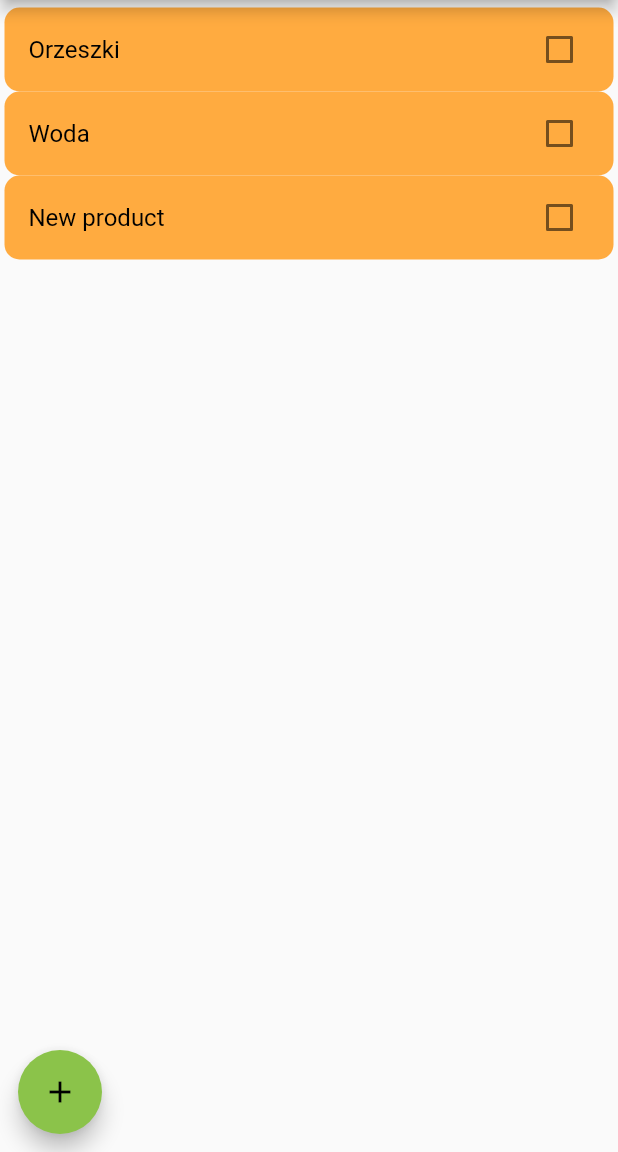
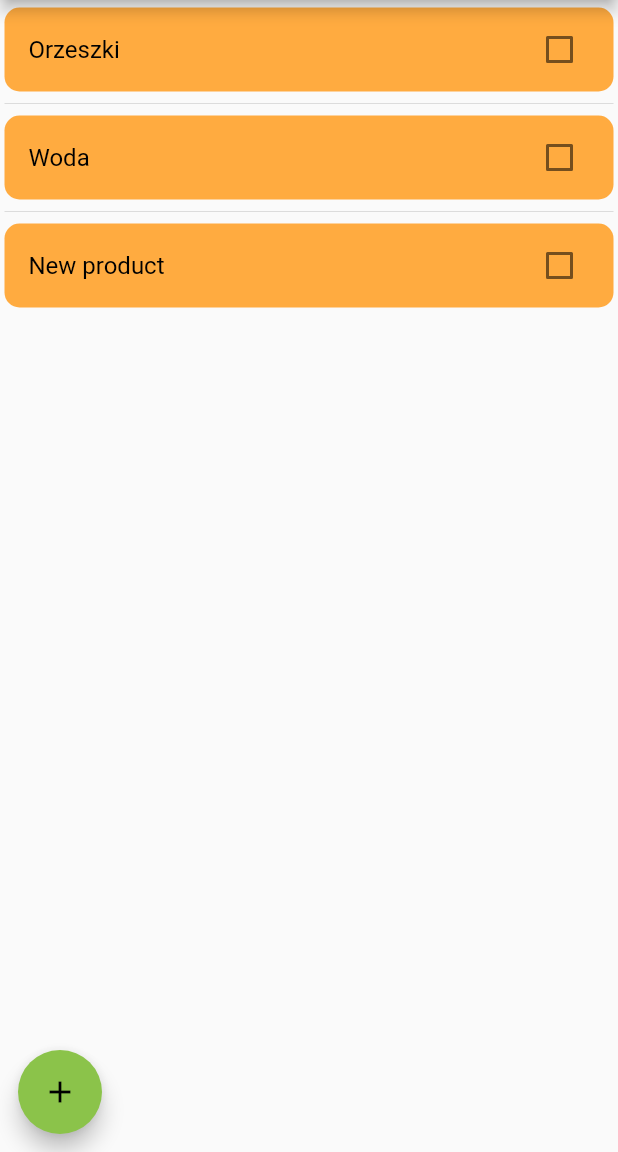
Before and after one commit to pwojnowski/shopping_list, a Flutter app: the screen it shows after launch, after a tap on the "add" icon, on a phone screen of 412 x 824 dp, the part 84-1236 px from its top. Run offline on Flutter 3.47's test engine with Material 2 defaults, Android fonts, the phone set to English and light mode, and no system bars.

```diff
--- a/lib/main.dart
+++ b/lib/main.dart
@@ -85,10 +85,11 @@ class _MyHomePageState extends State<MyHomePage> {
     if (_itemsToBuy.isEmpty) {
       return const Text('Add items to the list!');
     }
-    return ListView.builder(
+    return ListView.separated(
       padding: const EdgeInsets.symmetric(vertical: 5, horizontal: 3),
       itemCount: _itemsToBuy.length,
       itemBuilder: (ctx, idx) => _renderProduct(_itemsToBuy[idx]),
+      separatorBuilder: (ctx, idx) => const Divider(),
     );
   }
 
```
